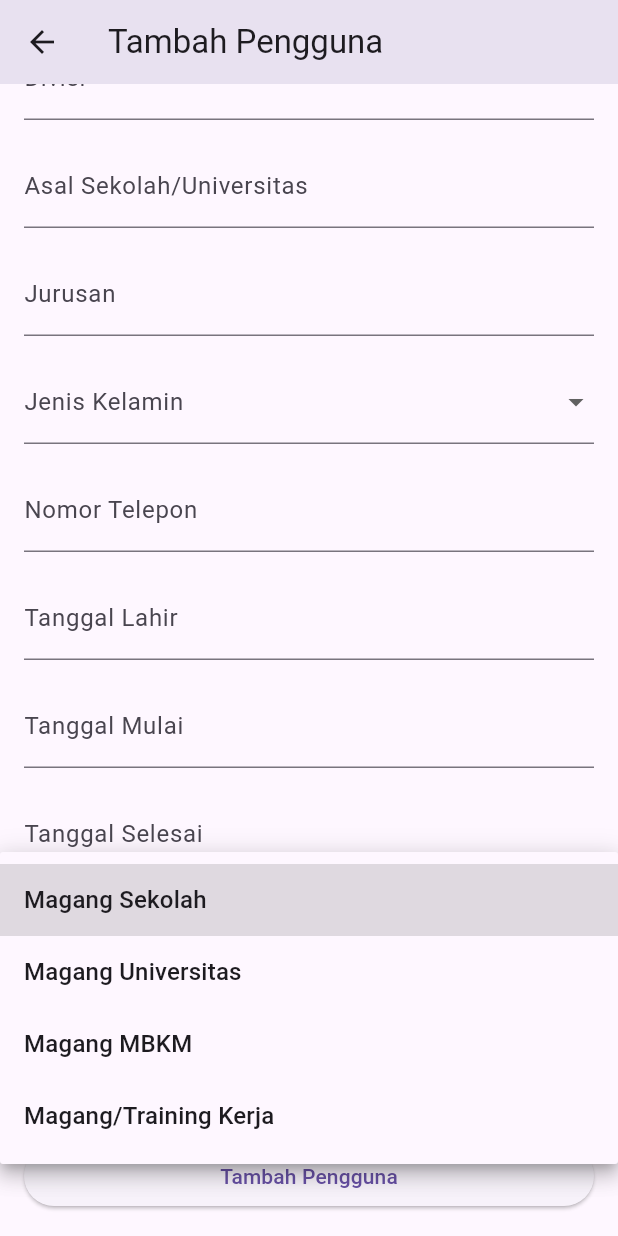
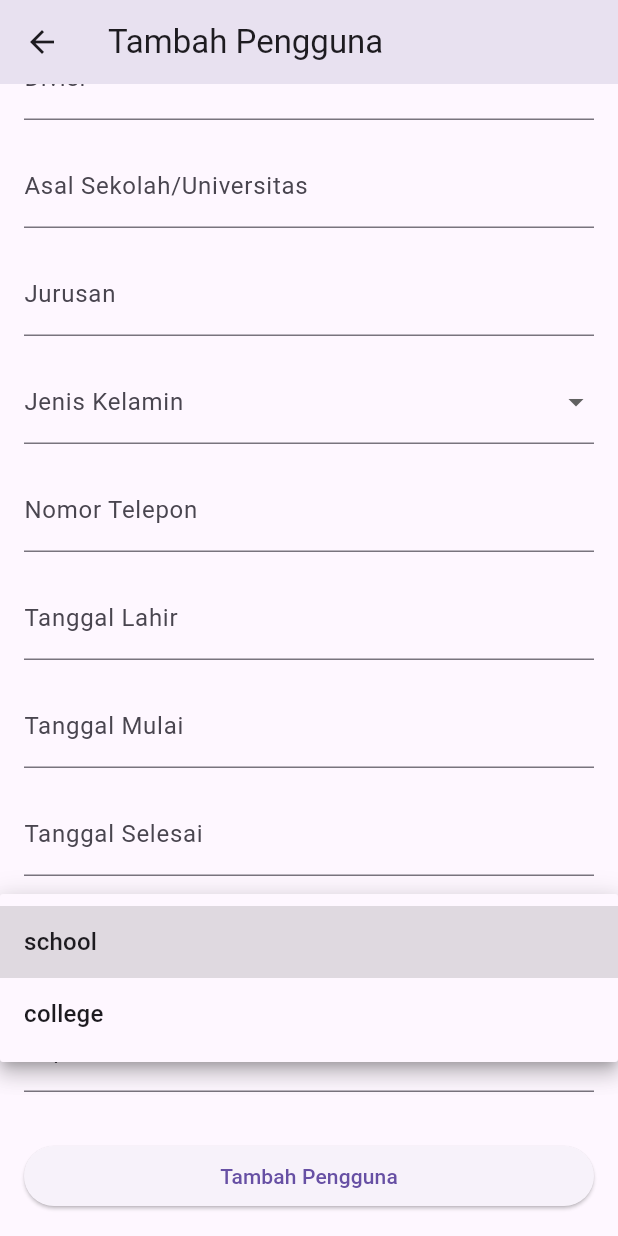
Before and after one commit to Suhardianto-Rimanda/SiMagang, a Flutter app: the AddUserPage screen opened directly, scrolled down 340 dp, after a tap on "Jenis Magang", on a phone screen of 412 x 824 dp. Run offline on Flutter 3.47's test engine with Material 3 defaults, Android fonts, the light colour scheme and no system bars; our stand-ins replace flutter_dotenv, shared_preferences; accounts and stored records are empty.

Commit message:
Bug Fixed-03

```diff
--- a/lib/pages/admin/add_user_page.dart
+++ b/lib/pages/admin/add_user_page.dart
@@ -142,7 +142,7 @@ class _AddUserPageState extends State<AddUserPage> {
         TextFormField(controller: _passwordController, decoration: const InputDecoration(labelText: 'Password'), obscureText: true, validator: (v) => v!.isEmpty ? 'Password wajib diisi' : null),
         const SizedBox(height: 16),
         DropdownButtonFormField<String>(
-          value: _selectedRole,
+          initialValue: _selectedRole,
           decoration: const InputDecoration(labelText: 'Role'),
           items: ['intern', 'supervisor', 'admin'].map((r) => DropdownMenuItem(value: r, child: Text(r))).toList(),
           onChanged: (v) => setState(() => _selectedRole = v!),
@@ -163,7 +163,7 @@ class _AddUserPageState extends State<AddUserPage> {
           const SizedBox(height: 16),
           TextFormField(controller: _majorController, decoration: const InputDecoration(labelText: 'Jurusan'), validator: (v) => v!.isEmpty ? 'Wajib diisi' : null),
           const SizedBox(height: 16),
-          DropdownButtonFormField<String>(value: _selectedGender, decoration: const InputDecoration(labelText: 'Jenis Kelamin'), items: ['Pria', 'Wanita'].map((g) => DropdownMenuItem(value: g, child: Text(g))).toList(), onChanged: (v) => setState(() => _selectedGender = v), validator: (v) => v == null ? 'Wajib dipilih' : null),
+          DropdownButtonFormField<String>(initialValue: _selectedGender, decoration: const InputDecoration(labelText: 'Jenis Kelamin'), items: ['Pria', 'Wanita'].map((g) => DropdownMenuItem(value: g, child: Text(g))).toList(), onChanged: (v) => setState(() => _selectedGender = v), validator: (v) => v == null ? 'Wajib dipilih' : null),
           const SizedBox(height: 16),
           TextFormField(controller: _phoneNumberController, decoration: const InputDecoration(labelText: 'Nomor Telepon'), keyboardType: TextInputType.phone, validator: (v) => v!.isEmpty ? 'Wajib diisi' : null),
           const SizedBox(height: 16),
@@ -173,13 +173,13 @@ class _AddUserPageState extends State<AddUserPage> {
           const SizedBox(height: 16),
           TextFormField(controller: _endDateController, decoration: const InputDecoration(labelText: 'Tanggal Selesai'), readOnly: true, onTap: () => _selectDate(context, _endDateController), validator: (v) => v!.isEmpty ? 'Wajib diisi' : null),
           const SizedBox(height: 16),
-          DropdownButtonFormField<String>(value: _selectedInternType, decoration: const InputDecoration(labelText: 'Jenis Magang'), items: ['Magang Sekolah', 'Magang Universitas', 'Magang MBKM', 'Magang/Training Kerja'].map((t) => DropdownMenuItem(value: t, child: Text(t))).toList(), onChanged: (v) => setState(() => _selectedInternType = v), validator: (v) => v == null ? 'Wajib dipilih' : null),
+          DropdownButtonFormField<String>(initialValue: _selectedInternType, decoration: const InputDecoration(labelText: 'Jenis Magang'), items: ['school', 'college'].map((t) => DropdownMenuItem(value: t, child: Text(t))).toList(), onChanged: (v) => setState(() => _selectedInternType = v), validator: (v) => v == null ? 'Wajib dipilih' : null),
           const SizedBox(height: 16),
           Consumer<UserProvider>(
             builder: (context, provider, child) {
               final uniqueSupervisors = {for (var s in provider.supervisors) s.id: s}.values.toList();
               return DropdownButtonFormField<String>(
-                value: _selectedSupervisorId,
+                initialValue: _selectedSupervisorId,
                 decoration: const InputDecoration(labelText: 'Supervisor'),
                 items: uniqueSupervisors.map((s) => DropdownMenuItem(value: s.id, child: Text(s.fullName))).toList(),
                 onChanged: (value) => setState(() => _selectedSupervisorId = value),
--- a/lib/pages/admin/edit_user_page.dart
+++ b/lib/pages/admin/edit_user_page.dart
@@ -180,7 +180,7 @@ class _EditUserPageState extends State<EditUserPage> {
           const SizedBox(height: 16),
           TextFormField(controller: _majorController, decoration: const InputDecoration(labelText: 'Jurusan'), validator: (v) => v!.isEmpty ? 'Wajib diisi' : null),
           const SizedBox(height: 16),
-          DropdownButtonFormField<String>(value: _selectedGender, decoration: const InputDecoration(labelText: 'Jenis Kelamin'), items: ['Pria', 'Wanita'].map((g) => DropdownMenuItem(value: g, child: Text(g))).toList(), onChanged: (v) => setState(() => _selectedGender = v), validator: (v) => v == null ? 'Wajib dipilih' : null),
+          DropdownButtonFormField<String>(initialValue: _selectedGender, decoration: const InputDecoration(labelText: 'Jenis Kelamin'), items: ['Pria', 'Wanita'].map((g) => DropdownMenuItem(value: g, child: Text(g))).toList(), onChanged: (v) => setState(() => _selectedGender = v), validator: (v) => v == null ? 'Wajib dipilih' : null),
           const SizedBox(height: 16),
           TextFormField(controller: _phoneNumberController, decoration: const InputDecoration(labelText: 'Nomor Telepon'), keyboardType: TextInputType.phone, validator: (v) => v!.isEmpty ? 'Wajib diisi' : null),
           const SizedBox(height: 16),
@@ -190,13 +190,13 @@ class _EditUserPageState extends State<EditUserPage> {
           const SizedBox(height: 16),
           TextFormField(controller: _endDateController, decoration: const InputDecoration(labelText: 'Tanggal Selesai'), readOnly: true, onTap: () => _selectDate(context, _endDateController), validator: (v) => v!.isEmpty ? 'Wajib diisi' : null),
           const SizedBox(height: 16),
-          DropdownButtonFormField<String>(value: _selectedInternType, decoration: const InputDecoration(labelText: 'Jenis Magang'), items: ['Magang Sekolah', 'Magang Universitas', 'Magang MBKM', 'Magang/Training Kerja'].map((t) => DropdownMenuItem(value: t, child: Text(t))).toList(), onChanged: (v) => setState(() => _selectedInternType = v), validator: (v) => v == null ? 'Wajib dipilih' : null),
+          DropdownButtonFormField<String>(initialValue: _selectedInternType, decoration: const InputDecoration(labelText: 'Jenis Magang'), items: ['school', 'college'].map((t) => DropdownMenuItem(value: t, child: Text(t))).toList(), onChanged: (v) => setState(() => _selectedInternType = v), validator: (v) => v == null ? 'Wajib dipilih' : null),
           const SizedBox(height: 16),
           Consumer<UserProvider>(
             builder: (context, provider, child) {
               final uniqueSupervisors = {for (var s in provider.supervisors) s.id: s}.values.toList();
               return DropdownButtonFormField<String>(
-                value: _selectedSupervisorId,
+                initialValue: _selectedSupervisorId,
                 decoration: const InputDecoration(labelText: 'Supervisor'),
                 items: uniqueSupervisors.map((s) => DropdownMenuItem(value: s.id, child: Text(s.fullName))).toList(),
                 onChanged: (value) => setState(() => _selectedSupervisorId = value),
```
Also changed, not shown: pubspec.lock.
